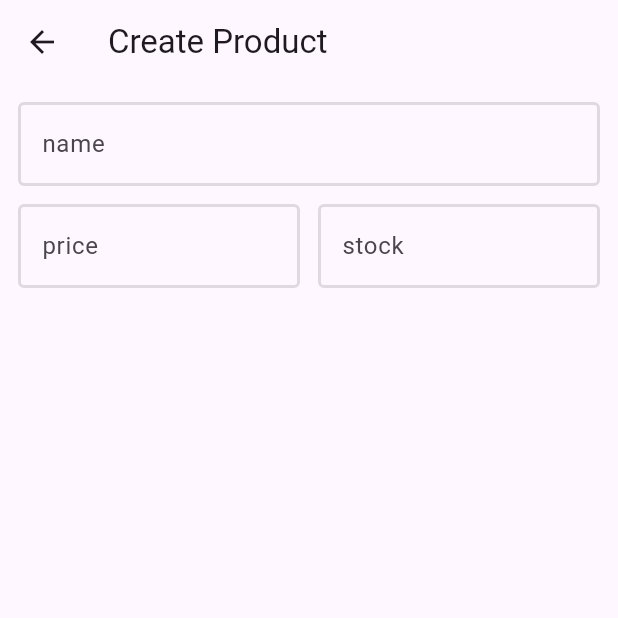
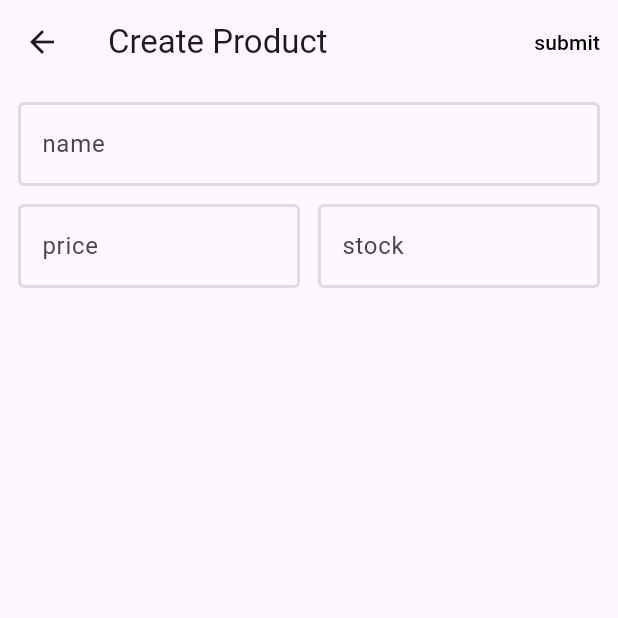
Before and after one commit to DevAiKaiSys/CMDev_Flutter, a Flutter app: the ManagementPage screen opened by its route, on a phone screen of 412 x 824 dp, the top half of it. Run offline on Flutter 3.47's test engine with Material 3 defaults, Android fonts, the phone set to English and light mode, and no system bars; our stand-ins replace another_flushbar, badges, dio, font_awesome_flutter, get_it, shared_preferences; accounts and stored records are empty.

Commit message:
GlobalKey & TextFormField initialValue, keyboardType, onSaved & form sumbit

```diff
--- a/Workshops/mystock_carch/lib/data/models/product.dart
+++ b/Workshops/mystock_carch/lib/data/models/product.dart
@@ -48,4 +48,9 @@ class Product {
         "created_at": createdAt?.toIso8601String(),
         "updated_at": updatedAt?.toIso8601String(),
       };
+
+  @override
+  String toString() {
+    return 'Product{id: $id, name: $name, image: $image, stock: $stock, price: $price, createdAt: $createdAt, updatedAt: $updatedAt}';
+  }
 }
--- a/Workshops/mystock_carch/lib/presentation/pages/management/management_page.dart
+++ b/Workshops/mystock_carch/lib/presentation/pages/management/management_page.dart
@@ -1,4 +1,5 @@
 import 'package:flutter/material.dart';
+import 'package:mystock_carch/data/models/product.dart';
 
 class ManagementPage extends StatefulWidget {
   const ManagementPage({super.key});
@@ -10,20 +11,25 @@ class ManagementPage extends StatefulWidget {
 class _ManagementPageState extends State<ManagementPage> {
   late bool _isEdit;
   final _spacing = 12.0;
+  late Product _product;
+  final _form = GlobalKey<FormState>();
 
   @override
   void initState() {
     _isEdit = false;
+    _product = Product();
     super.initState();
   }
 
   @override
   Widget build(BuildContext context) {
     return Scaffold(
-      appBar: AppBar(
+      appBar: /*AppBar(
         title: Text(_isEdit ? 'Edit Product' : 'Create Product'),
-      ),
+      )*/
+          _buildAppBar(),
       body: Form(
+        key: _form,
         child: Padding(
           padding: EdgeInsets.all(_spacing),
           child: Column(
@@ -44,6 +50,24 @@ class _ManagementPageState extends State<ManagementPage> {
     );
   }
 
+  AppBar _buildAppBar() {
+    return AppBar(
+      title: Text(_isEdit ? 'Edit Product' : 'Create Product'),
+      actions: [
+        TextButton(
+          style: TextButton.styleFrom(foregroundColor: Colors.black),
+          onPressed: () {
+            _form.currentState?.save();
+            debugPrint(_product.name);
+            debugPrint('${_product.price}');
+            debugPrint('${_product.stock}');
+          },
+          child: const Text('submit'),
+        )
+      ],
+    );
+  }
+
   InputDecoration inputStyle(label) => InputDecoration(
       focusedBorder: const OutlineInputBorder(
         borderSide: BorderSide(
@@ -60,14 +84,28 @@ class _ManagementPageState extends State<ManagementPage> {
       labelText: label);
 
   TextFormField _buildNameInput() => TextFormField(
+        initialValue: _product.name,
         decoration: inputStyle('name'),
+        onSaved: (value) {
+          _product.name = (value!.isEmpty ? '-' : value);
+        },
       );
 
   TextFormField _buildPriceInput() => TextFormField(
+        initialValue: _product.price?.toString(),
         decoration: inputStyle('price'),
+        keyboardType: TextInputType.number,
+        onSaved: (value) {
+          _product.price = value!.isEmpty ? 0 : int.parse(value);
+        },
       );
 
   TextFormField _buildStockInput() => TextFormField(
+        initialValue: _product.stock?.toString(),
         decoration: inputStyle('stock'),
+        keyboardType: TextInputType.number,
+        onSaved: (value) {
+          _product.stock = value!.isEmpty ? 0 : int.parse(value);
+        },
       );
 }
```
